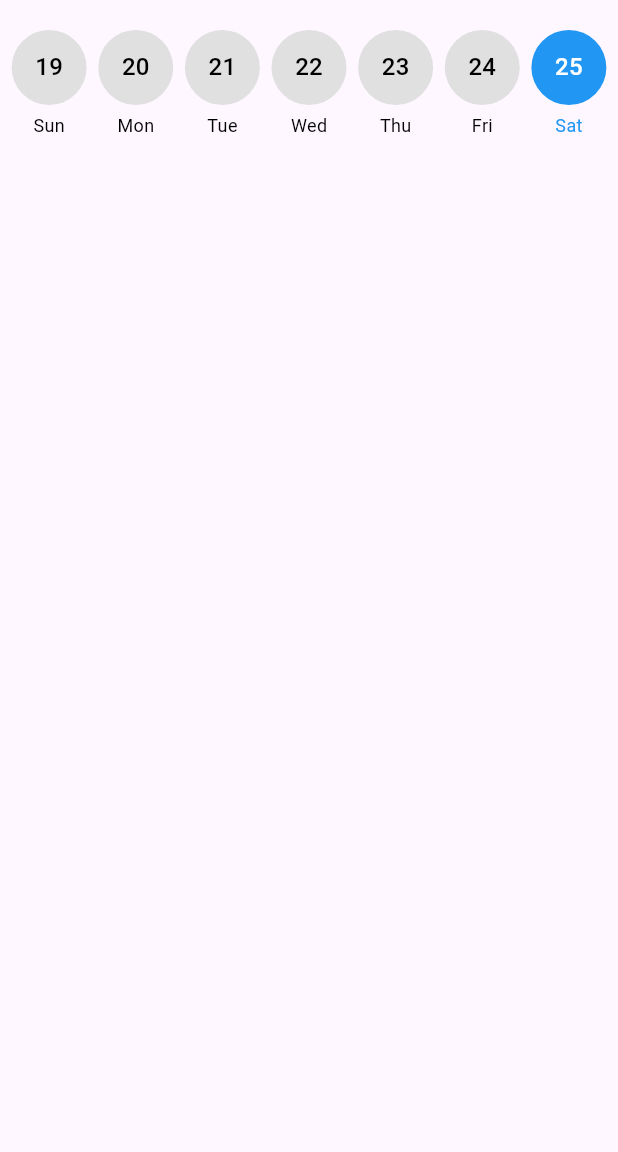
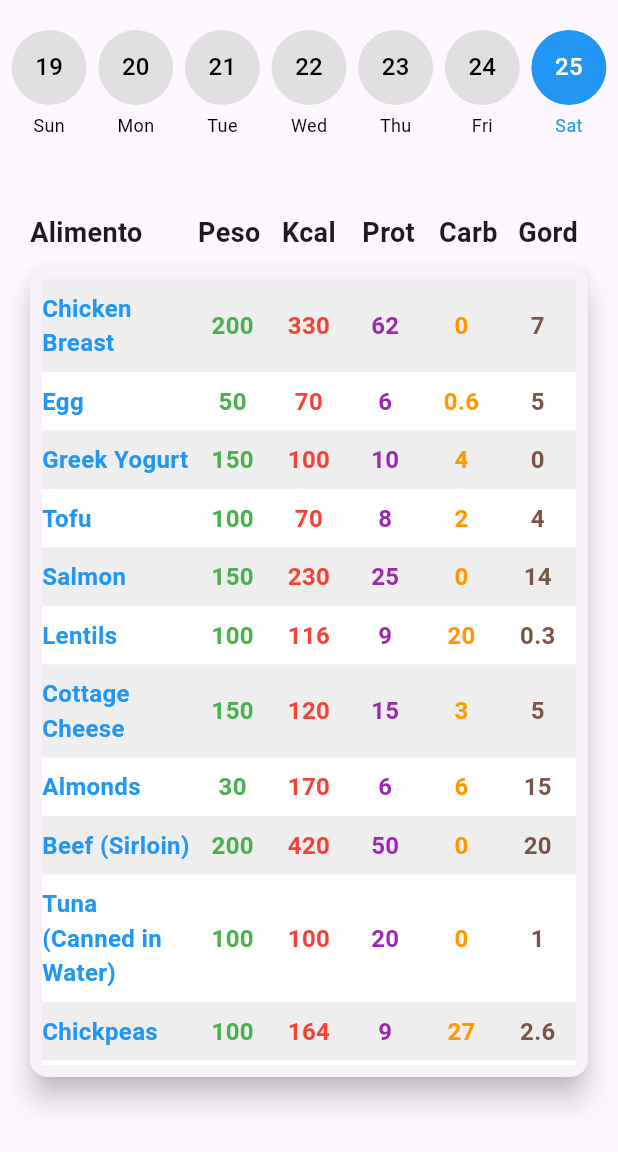
Before and after one commit to felipebraga7/diet_app, a Flutter app: the screen it shows after launch, on a phone screen of 412 x 824 dp, the part 84-1236 px from its top. Run offline on Flutter 3.47's test engine with Material 3 defaults, Android fonts, the phone set to English and light mode, and no system bars; our stand-ins replace hive_flutter; accounts and stored records are empty.

Commit message:
feat(diet-list): add diet_list widget WIP

```diff
--- /dev/null
+++ b/lib/model/food.dart
@@ -0,0 +1,17 @@
+class Food {
+  final String name;
+  final double weight;
+  final double calories;
+  final double protein;
+  final double carbs;
+  final double fat;
+
+  Food({
+    required this.name,
+    required this.weight,
+    required this.calories,
+    required this.protein,
+    required this.carbs,
+    required this.fat,
+  });
+}
--- a/lib/pages/home_page.dart
+++ b/lib/pages/home_page.dart
@@ -1,6 +1,8 @@
 import 'package:flutter/material.dart';
 import 'package:hive_flutter/hive_flutter.dart';
 import '../widgets/calendar_selector.dart';
+import '../widgets/diet_list.dart';
+import '../model/food.dart';
 
 class MyHomePage extends StatefulWidget {
   const MyHomePage({super.key, required this.title});
@@ -24,6 +26,24 @@ class _MyHomePageState extends State<MyHomePage> {
 
   @override
   Widget build(BuildContext context) {
+    final List<Food> foods = [
+      Food(name: 'Chicken Breast', weight: 200, calories: 330, protein: 62, carbs: 0, fat: 7),
+      Food(name: 'Egg', weight: 50, calories: 70, protein: 6, carbs: 0.6, fat: 5),
+      Food(name: 'Greek Yogurt', weight: 150, calories: 100, protein: 10, carbs: 4, fat: 0),
+      Food(name: 'Tofu', weight: 100, calories: 70, protein: 8, carbs: 2, fat: 4),
+      Food(name: 'Salmon', weight: 150, calories: 230, protein: 25, carbs: 0, fat: 14),
+      Food(name: 'Lentils', weight: 100, calories: 116, protein: 9, carbs: 20, fat: 0.3),
+      Food(name: 'Cottage Cheese', weight: 150, calories: 120, protein: 15, carbs: 3, fat: 5),
+      Food(name: 'Almonds', weight: 30, calories: 170, protein: 6, carbs: 6, fat: 15),
+      Food(name: 'Beef (Sirloin)', weight: 200, calories: 420, protein: 50, carbs: 0, fat: 20),
+      Food(name: 'Tuna (Canned in Water)', weight: 100, calories: 100, protein: 20, carbs: 0, fat: 1),
+      Food(name: 'Chickpeas', weight: 100, calories: 164, protein: 9, carbs: 27, fat: 2.6),
+      Food(name: 'Quinoa', weight: 100, calories: 120, protein: 4, carbs: 21, fat: 1.9),
+      Food(name: 'Turkey Breast', weight: 150, calories: 150, protein: 32, carbs: 0, fat: 2),
+      Food(name: 'Tempeh', weight: 100, calories: 195, protein: 20, carbs: 9, fat: 11),
+      Food(name: 'Edamame', weight: 100, calories: 121, protein: 11, carbs: 10, fat: 5),
+    ];
+
     return Scaffold(
       appBar: AppBar(
         backgroundColor: Theme.of(context).colorScheme.inversePrimary,
@@ -36,25 +56,12 @@ class _MyHomePageState extends State<MyHomePage> {
             onDateSelected: _onDateSelected,
             initialSelectedDate: _selectedDate,
           ),
-          // Buttons Row
+          // Diet List
           Expanded(
-            child: Center(
-              child: Row(
-                mainAxisAlignment: MainAxisAlignment.spaceEvenly,
-                children: [],
-              ),
-            ),
+            child: DietList(foods: foods),
           ),
         ],
       ),
     );
   }
 }
-
-void main() async {
-  await Hive.initFlutter();
-  await Hive.openBox('mybox');
-  runApp(MaterialApp(
-    home: MyHomePage(title: 'Dieta App'),
-  ));
-}
--- a/lib/widgets/diet_list.dart
+++ b/lib/widgets/diet_list.dart
@@ -0,0 +1,110 @@
+import 'package:flutter/material.dart';
+import '../model/food.dart';
+
+class DietList extends StatelessWidget {
+  final List<Food> foods;
+
+  const DietList({super.key, required this.foods});
+
+  String formatNumber(double number) {
+    return number.toStringAsFixed(number.truncateToDouble() == number ? 0 : 1);
+  }
+
+  @override
+  Widget build(BuildContext context) {
+    return Column(
+      mainAxisAlignment: MainAxisAlignment.end,
+      children: [
+        Padding(
+          padding: const EdgeInsets.fromLTRB(20.0, 0.0, 20.0, 0.0),
+          child: Center(
+            child: Table(
+              columnWidths: const {
+                0: FlexColumnWidth(2),
+                1: FlexColumnWidth(1),
+                2: FlexColumnWidth(1),
+                3: FlexColumnWidth(1),
+                4: FlexColumnWidth(1),
+                5: FlexColumnWidth(1),
+              },
+              children: const [
+                TableRow(
+                  children: [
+                    Text('Alimento', style: TextStyle(fontWeight: FontWeight.bold, fontSize: 18), textAlign: TextAlign.left),
+                    Text('Peso', style: TextStyle(fontWeight: FontWeight.bold, fontSize: 18), textAlign: TextAlign.center),
+                    Text('Kcal', style: TextStyle(fontWeight: FontWeight.bold, fontSize: 18), textAlign: TextAlign.center),
+                    Text('Prot', style: TextStyle(fontWeight: FontWeight.bold, fontSize: 18), textAlign: TextAlign.center),
+                    Text('Carb', style: TextStyle(fontWeight: FontWeight.bold, fontSize: 18), textAlign: TextAlign.center),
+                    Text('Gord', style: TextStyle(fontWeight: FontWeight.bold, fontSize: 18), textAlign: TextAlign.center),
+                  ],
+                ),
+              ],
+            ),
+          ),
+        ),
+        Container(
+          height: 600,
+          child: Card(
+            margin: const EdgeInsets.fromLTRB(20.0, 10.0, 20.0, 50.0),
+            elevation: 8.0,
+            child: Padding(
+              padding: const EdgeInsets.all(8.0),
+              child: ListView.builder(
+                itemCount: foods.length,
+                itemBuilder: (context, index) {
+                  final food = foods[index];
+                  return Container(
+                    color: index % 2 == 0 ? Colors.grey[200] : Colors.white,
+                    child: Padding(
+                      padding: const EdgeInsets.symmetric(vertical: 8.0),
+                      child: Table(
+                        columnWidths: const {
+                          0: FlexColumnWidth(2),
+                          1: FlexColumnWidth(1),
+                          2: FlexColumnWidth(1),
+                          3: FlexColumnWidth(1),
+                          4: FlexColumnWidth(1),
+                          5: FlexColumnWidth(1),
+                        },
+                        defaultVerticalAlignment: TableCellVerticalAlignment.middle,
+                        children: [
+                          TableRow(
+                            children: [
+                              Text(food.name, style: TextStyle(color: Colors.blue,
+                                  fontWeight: FontWeight.bold, fontSize: 16),
+                                  textAlign: TextAlign.left),
+
+                              Text(formatNumber(food.weight), style: TextStyle(color: Colors.green,
+                                  fontWeight: FontWeight.bold, fontSize: 16),
+                                  textAlign: TextAlign.center),
+
+                              Text(formatNumber(food.calories), style: TextStyle(color: Colors.red,
+                                  fontWeight: FontWeight.bold, fontSize: 16),
+                                  textAlign: TextAlign.center),
+
+                              Text(formatNumber(food.protein), style: TextStyle(color: Colors.purple,
+                                  fontWeight: FontWeight.bold, fontSize: 16),
+                                  textAlign: TextAlign.center),
+
+                              Text(formatNumber(food.carbs), style: TextStyle(color: Colors.orange,
+                                  fontWeight: FontWeight.bold, fontSize: 16),
+                                  textAlign: TextAlign.center),
+
+                              Text(formatNumber(food.fat), style: TextStyle(color: Colors.brown,
+                                  fontWeight: FontWeight.bold, fontSize: 16),
+                                  textAlign: TextAlign.center),
+                            ],
+                          ),
+                        ],
+                      ),
+                    ),
+                  );
+                },
+              ),
+            ),
+          ),
+        ),
+      ],
+    );
+  }
+}
```
